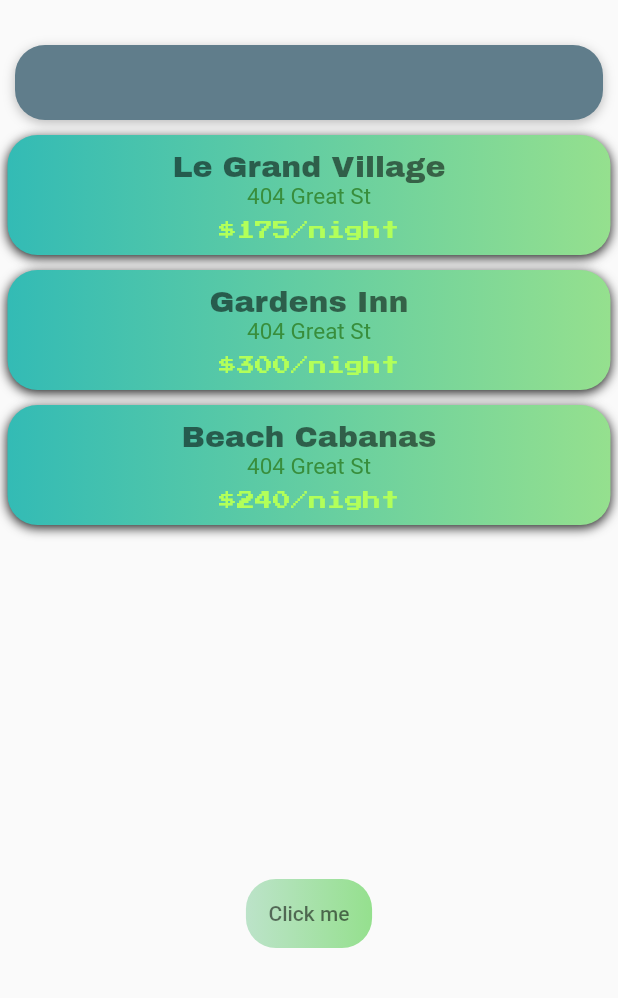
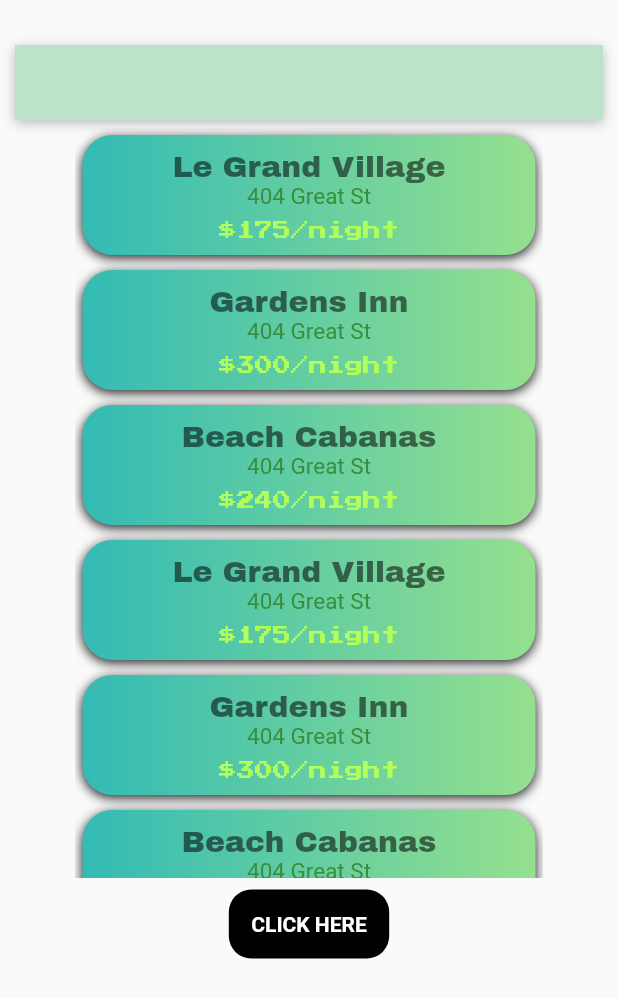
Before and after one commit to itsencrypted/draft_app_01, a Flutter app: the screen it shows after launch, on a phone screen of 412 x 824 dp. Shown: the top 998 px of the screen. Run offline on Flutter 3.47's test engine with Material 2 defaults, Android fonts, the phone set to English and light mode, and no system bars; our stand-ins replace google_fonts.

Commit message:
reviewed homepage

```diff
--- a/lib/components/button.dart
+++ b/lib/components/button.dart
@@ -5,23 +5,24 @@ import 'package:flutter/material.dart';
 
 class DharmaButton extends StatelessWidget {
   final String? titleOfButton;
-  final Function? onPressed;
+  final VoidCallback? onPressed;
 
   DharmaButton({this.titleOfButton, @required this.onPressed});
 
   @override
   Widget build(BuildContext context) {
-    return FlatButton(
-        onPressed: () {},
+    return TextButton(
+        onPressed: onPressed,
         child: Container(
           decoration: BoxDecoration(
-            borderRadius: BorderRadius.circular(20),
-            gradient: LinearGradient(colors: [kGreenish, kLightGreen]),
+            borderRadius: BorderRadius.circular(15),
+            //gradient: LinearGradient(colors: [kGreenish, kLightGreen]),
+            color: Colors.black,
           ),
           padding: EdgeInsets.all(15.0),
           child: Text(
             titleOfButton!,
-            style: TextStyle(color: Colors.black54),
+            style: TextStyle(color: Colors.white, fontWeight: FontWeight.bold),
           ),
         ));
   }
--- a/lib/models/hotel_model.dart
+++ b/lib/models/hotel_model.dart
@@ -34,4 +34,25 @@ final List<Hotel> hotels = [
     address: '404 Great St',
     price: 240,
   ),
+  Hotel(
+    imageUrl: 'images/hotel0.jpg',
+    //https://github.com/itsencrypted/testing/blob/master/images/hotel0.jpg
+    name: 'Le Grand Village',
+    address: '404 Great St',
+    price: 175,
+  ),
+  Hotel(
+    imageUrl: 'images/hotel1.jpg',
+    //https://github.com/itsencrypted/testing/blob/master/images/hotel1.jpg
+    name: 'Gardens Inn',
+    address: '404 Great St',
+    price: 300,
+  ),
+  Hotel(
+    imageUrl: 'images/hotel2.jpg',
+    //https://github.com/itsencrypted/testing/blob/master/images/hotel2.jpg
+    name: 'Beach Cabanas',
+    address: '404 Great St',
+    price: 240,
+  ),
 ];
--- a/lib/pages/home_page.dart
+++ b/lib/pages/home_page.dart
@@ -1,6 +1,9 @@
+// ignore_for_file: prefer_const_constructors, use_key_in_widget_constructors, sized_box_for_whitespace
+
 import 'package:draft_app_01/components/button.dart';
 import 'package:draft_app_01/components/card_hotel.dart';
 import 'package:draft_app_01/models/hotel_model.dart';
+import 'package:draft_app_01/utils/constants.dart';
 import 'package:flutter/material.dart';
 
 class HomePage extends StatefulWidget {
@@ -25,9 +28,9 @@ class _HomePageState extends State<HomePage> {
                       top: 30, bottom: 5, right: 10, left: 10),
                   child: Container(
                       height: 50,
-                      decoration: BoxDecoration(
-                          color: Colors.blueGrey,
-                          borderRadius: BorderRadius.circular(20.0),
+                      decoration: BoxDecoration(color: kGreenish,
+                          //borderRadius: BorderRadius.circular(20.0),
+                          // ignore: prefer_const_literals_to_create_immutables
                           boxShadow: [
                             BoxShadow(
                               color: Colors.black26,
@@ -38,6 +41,7 @@ class _HomePageState extends State<HomePage> {
                 ),
                 Container(
                     height: 500,
+                    margin: EdgeInsets.symmetric(horizontal: 50),
                     child: ListView.builder(
                         itemCount: hotels.length,
                         itemBuilder: (BuildContext context, int index) {
@@ -52,7 +56,7 @@ class _HomePageState extends State<HomePage> {
           ),
           DharmaButton(
             onPressed: () {},
-            titleOfButton: 'Click me',
+            titleOfButton: 'CLICK HERE',
           )
         ],
       ),
--- a/pubspec.yaml
+++ b/pubspec.yaml
@@ -11,7 +11,7 @@ dependencies:
     sdk: flutter
   cupertino_icons: ^1.0.2
   google_fonts: ^3.0.1
-  graphql_flutter: ^3.0.0
+  #graphql_flutter: ^3.0.0
 
 dev_dependencies:
   flutter_test:
```
Also changed, not shown: assets/ui/images/curve_logo.png (deleted), assets/ui/images/faceless1.png (added), assets/ui/images/faceless2.png (added), assets/ui/images/faceless3.png (added), assets/ui/images/faceless4.png (added), assets/ui/images/faceless5.png (added), assets/ui/images/faceless6.png (added).
